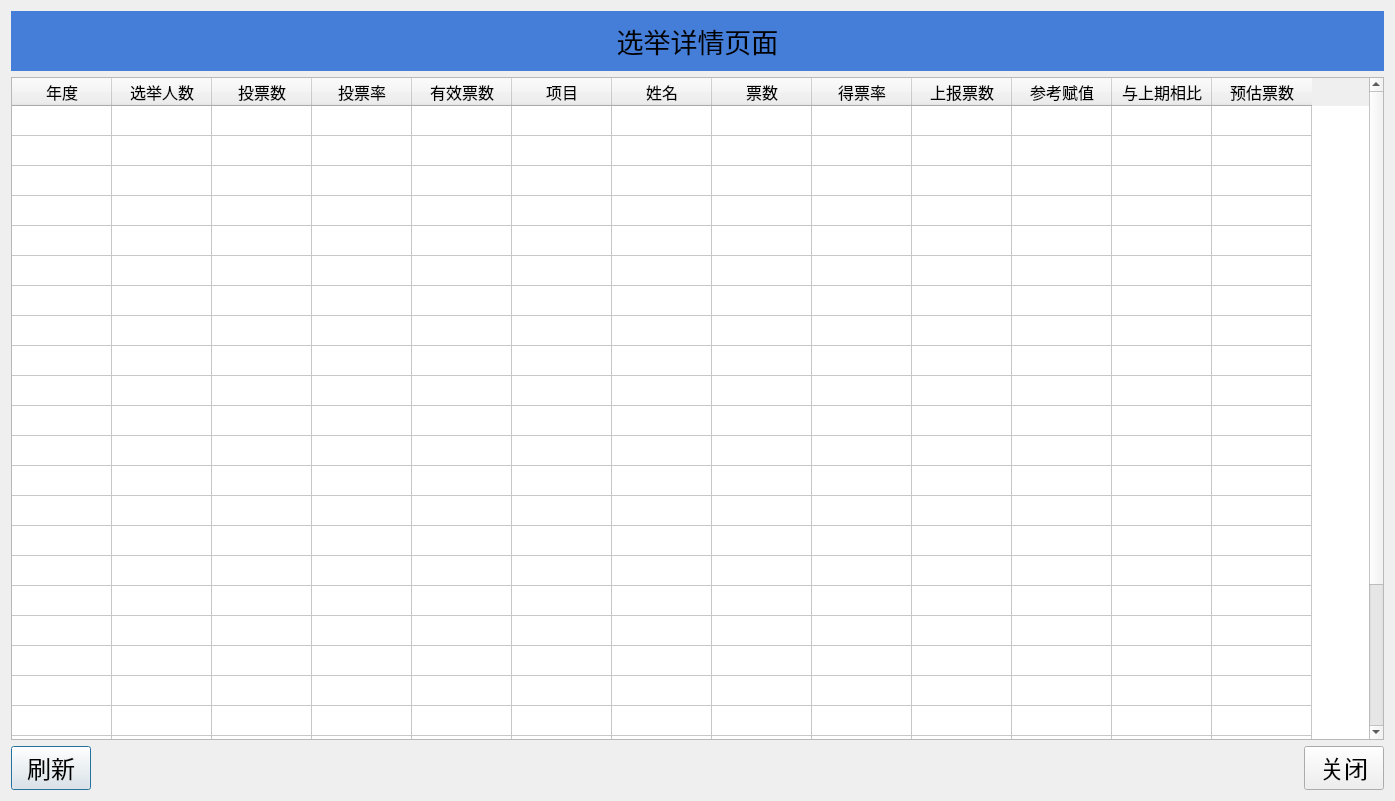
Old version of the form ui/page_elements/election_detail_page_all/DetailPage.ui in the repository ArcherLuo233/election-s-prediction.
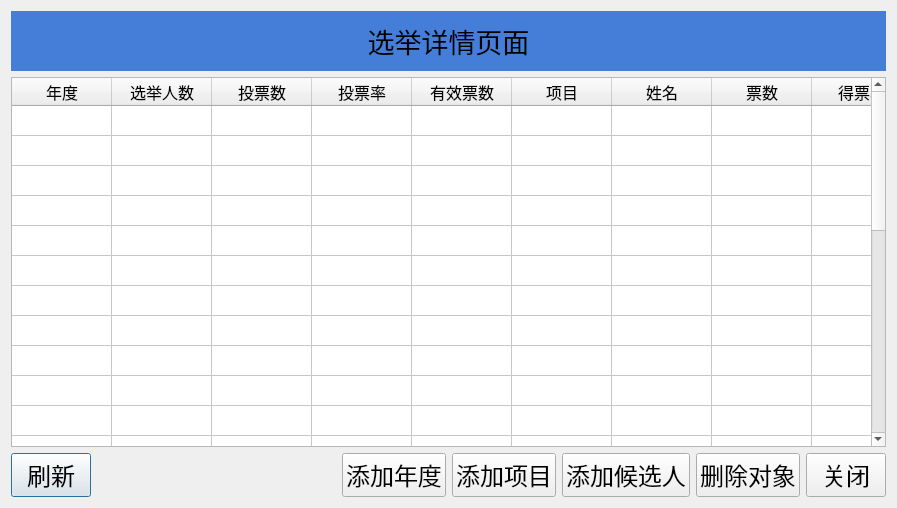
New version of the form.

What changed in the file:
```diff
--- a/ui/page_elements/election_detail_page_all/DetailPage.ui
+++ b/ui/page_elements/election_detail_page_all/DetailPage.ui
@@ -6,8 +6,8 @@
    <rect>
     <x>0</x>
     <y>0</y>
-    <width>1395</width>
-    <height>801</height>
+       <width>897</width>
+       <height>508</height>
    </rect>
   </property>
   <property name="windowTitle">
@@ -66,6 +66,58 @@
        </property>
       </spacer>
      </item>
+        <item>
+            <widget class="QPushButton" name="btn_addyear">
+                <property name="font">
+                    <font>
+                        <family>华文新魏</family>
+                        <pointsize>18</pointsize>
+                    </font>
+                </property>
+                <property name="text">
+                    <string>添加年度</string>
+                </property>
+            </widget>
+        </item>
+        <item>
+            <widget class="QPushButton" name="btn_addpro">
+                <property name="font">
+                    <font>
+                        <family>华文新魏</family>
+                        <pointsize>18</pointsize>
+                    </font>
+                </property>
+                <property name="text">
+                    <string>添加项目</string>
+                </property>
+            </widget>
+        </item>
+        <item>
+            <widget class="QPushButton" name="btn_addpeo">
+                <property name="font">
+                    <font>
+                        <family>华文新魏</family>
+                        <pointsize>18</pointsize>
+                    </font>
+                </property>
+                <property name="text">
+                    <string>添加候选人</string>
+                </property>
+            </widget>
+        </item>
+        <item>
+            <widget class="QPushButton" name="btn_delete">
+                <property name="font">
+                    <font>
+                        <family>华文新魏</family>
+                        <pointsize>18</pointsize>
+                    </font>
+                </property>
+                <property name="text">
+                    <string>删除对象</string>
+                </property>
+            </widget>
+        </item>
      <item>
       <widget class="QPushButton" name="btn_close">
        <property name="font">
```
Lines whose indentation alone changed are shown as unchanged.
